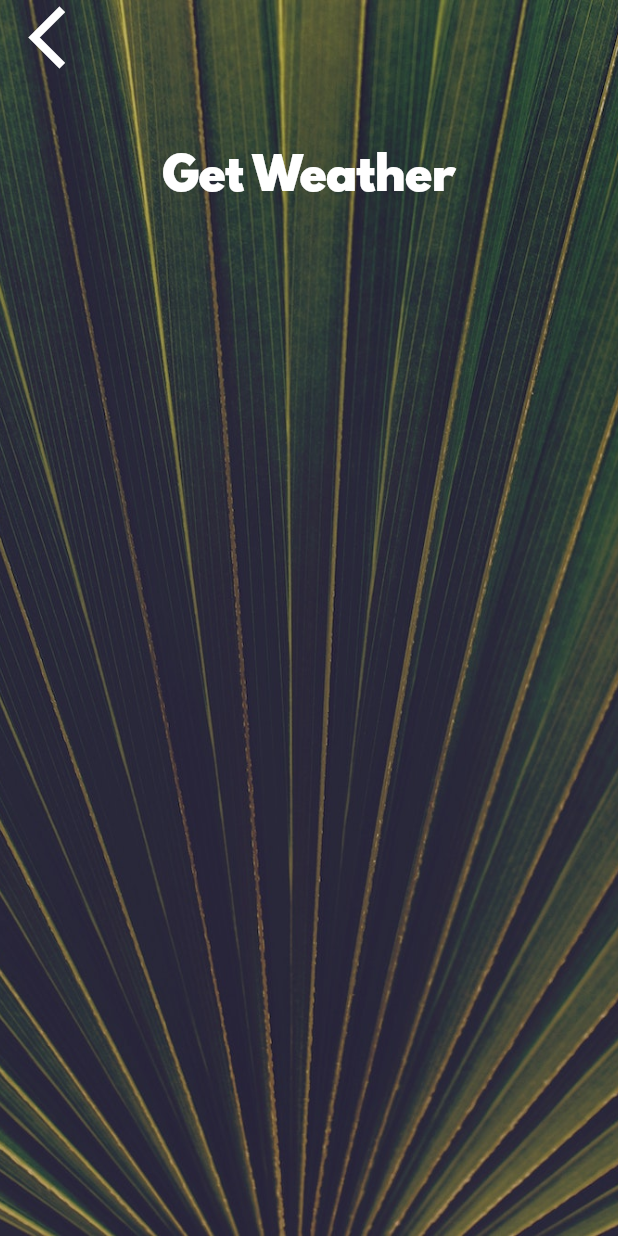
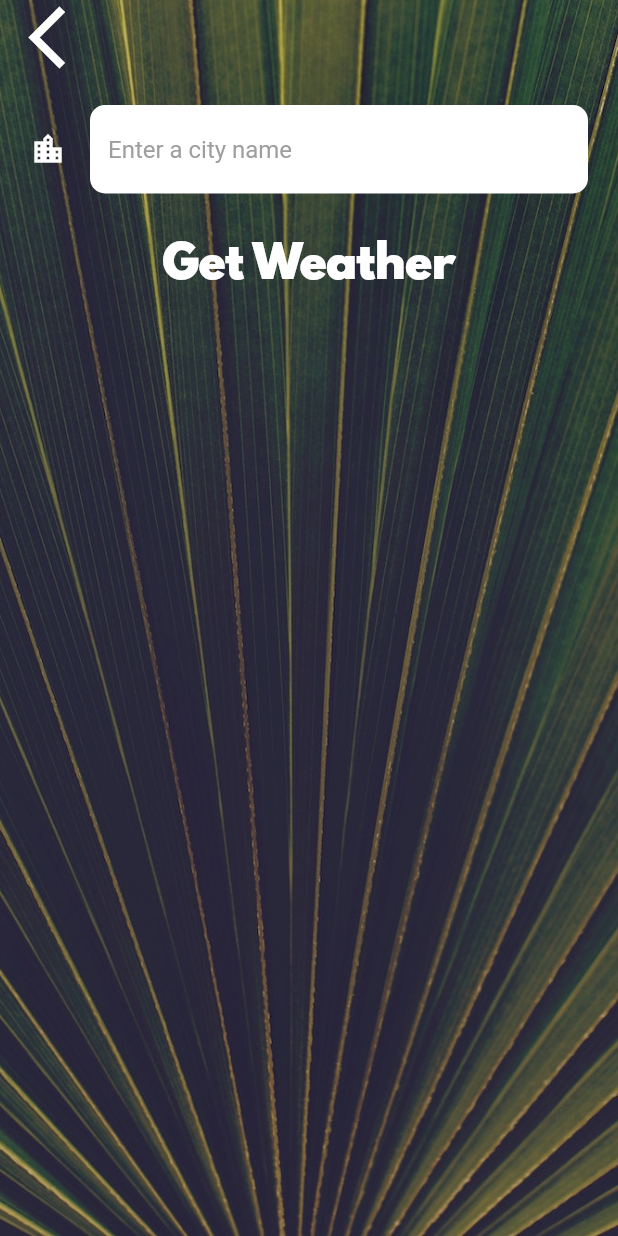
Before and after one commit to Ali-Abbas-Jumaa/clima, a Flutter app: the CityScreen screen opened directly, on a phone screen of 412 x 824 dp. Run offline on Flutter 3.47's test engine with Material 2 defaults, Android fonts, the phone set to English and light mode, and no system bars; our stand-ins replace flutter_spinkit, geolocator.

Commit message:
search for city weather

```diff
--- a/lib/screens/city_screen.dart
+++ b/lib/screens/city_screen.dart
@@ -7,6 +7,7 @@ class CityScreen extends StatefulWidget {
 }
 
 class _CityScreenState extends State<CityScreen> {
+  String cityName;
   @override
   Widget build(BuildContext context) {
     return Scaffold(
@@ -24,7 +25,9 @@ class _CityScreenState extends State<CityScreen> {
               Align(
                 alignment: Alignment.topLeft,
                 child: FlatButton(
-                  onPressed: () {},
+                  onPressed: () {
+                    Navigator.pop(context);
+                  },
                   child: Icon(
                     Icons.arrow_back_ios,
                     size: 50.0,
@@ -33,10 +36,21 @@ class _CityScreenState extends State<CityScreen> {
               ),
               Container(
                 padding: EdgeInsets.all(20.0),
-                child: null,
+                child: TextField(
+                  onChanged: (value) {
+                    cityName = value;
+                  },
+                  style: TextStyle(
+                    color: Colors.black,
+                  ),
+                  decoration: kTextFieldDecoration,
+                ),
               ),
               FlatButton(
-                onPressed: () {},
+                onPressed: () {
+                  print(cityName);
+                  Navigator.pop(context, cityName);
+                },
                 child: Text(
                   'Get Weather',
                   style: kButtonTextStyle,
--- a/lib/utilities/constants.dart
+++ b/lib/utilities/constants.dart
@@ -18,3 +18,22 @@ const kButtonTextStyle = TextStyle(
 const kConditionTextStyle = TextStyle(
   fontSize: 100.0,
 );
+
+const kTextFieldDecoration = InputDecoration(
+  filled: true,
+  fillColor: Colors.white,
+  icon: Icon(
+    Icons.location_city,
+    color: Colors.white,
+  ),
+  hintText: 'Enter a city name',
+  hintStyle: TextStyle(
+    color: Colors.grey,
+  ),
+  border: OutlineInputBorder(
+    borderRadius: BorderRadius.all(
+      Radius.circular(10.0),
+    ),
+    borderSide: BorderSide.none,
+  ),
+);
```
Also changed, not shown: lib/screens/location_screen.dart (+14 -2 lines), lib/services/weather.dart (+7 -0 lines), 1 other file.
